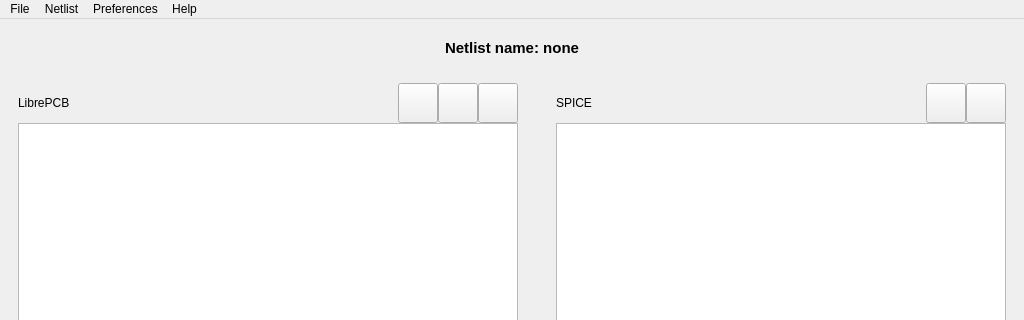
This is ui/mainwindow.ui in SirBlaz333/L2Spice as Qt 5 draws it before an edit; both pictures show x 0 to 1024 and y 0 to 320 of the 1024 by 600 pixel window. The edited form follows.
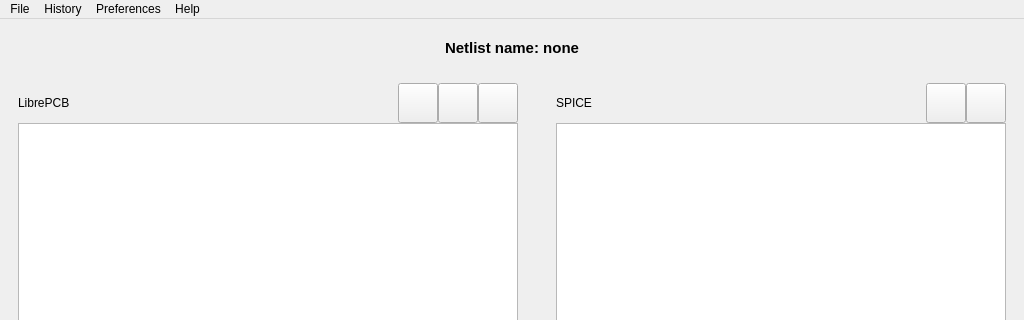
This is the edited form. Icons and pictures are not drawn. Custom widgets are drawn as their Qt base class.

The edit to the form file:
```diff
--- a/ui/mainwindow.ui
+++ b/ui/mainwindow.ui
@@ -595,7 +595,7 @@
    </widget>
    <widget class="QMenu" name="netlistEdit">
     <property name="title">
-     <string>Netlist</string>
+     <string>History</string>
     </property>
     <addaction name="actionLastNetlist"/>
     <addaction name="actionPreviousNetlist"/>
```
Left out of the diff: 10 changed lines with no effect on the pictures.
